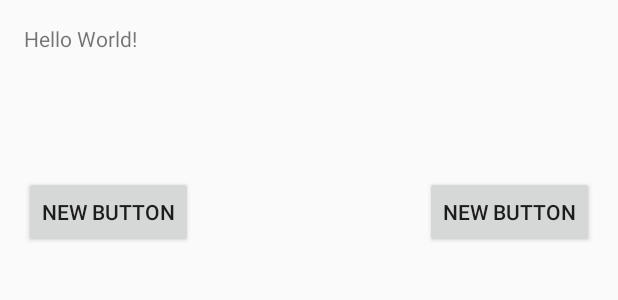
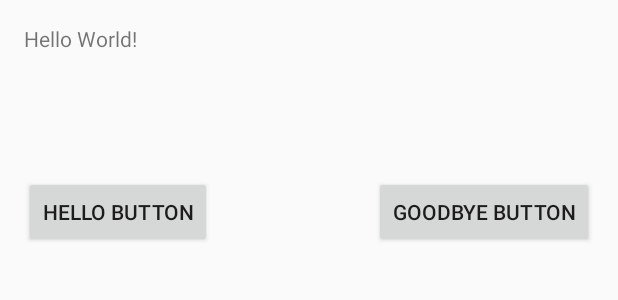
Before and after one commit to Krystev/MVPDemo, an Android app: the layout activity_main.xml on its own in the app's theme, with its tools: preview values and no code run, on a phone screen of 412 x 824 dp. Shown: the top 300 px of the screen. Run offline under Robolectric (Android 15) with nearby library versions, the phone set to English and light mode, and no system bars.

Commit message:
buttons names changed

```diff
--- a/app/src/main/res/layout/activity_main.xml
+++ b/app/src/main/res/layout/activity_main.xml
@@ -18,7 +18,7 @@
     <Button
         android:layout_width="wrap_content"
         android:layout_height="wrap_content"
-        android:text="New Button"
+        android:text="@string/hello_button"
         android:id="@+id/helloButton"
         android:layout_below="@+id/greetingTextView"
         android:layout_alignParentLeft="true"
@@ -28,7 +28,7 @@
     <Button
         android:layout_width="wrap_content"
         android:layout_height="wrap_content"
-        android:text="New Button"
+        android:text="@string/goodbye_button"
         android:id="@+id/goodbyeButtonClicked"
         android:layout_alignTop="@+id/helloButton"
         android:layout_alignParentRight="true"
--- a/app/src/main/res/values/strings.xml
+++ b/app/src/main/res/values/strings.xml
@@ -1,3 +1,5 @@
 <resources>
     <string name="app_name">MVP App</string>
+    <string name="goodbye_button">Goodbye Button</string>
+    <string name="hello_button">Hello Button</string>
 </resources>
```
